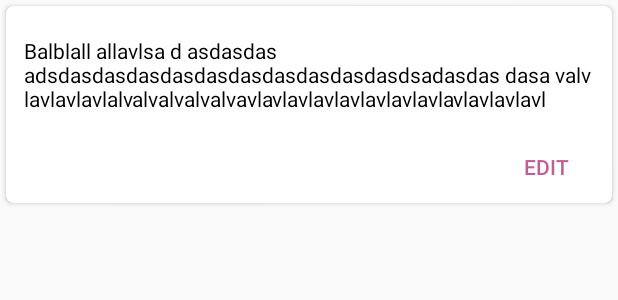
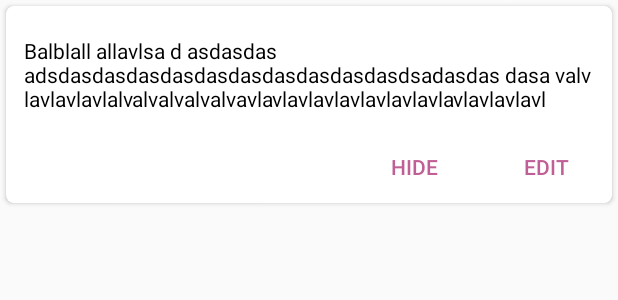
Before and after one commit to doubletapp/izjuminka-android, an Android app: the layout include_news_exchanged.xml on its own in the app's theme, with its tools: preview values and no code run, on a phone screen of 412 x 824 dp. Shown: the top 300 px of the screen. Run offline under Robolectric (Android 15) with nearby library versions, the phone set to English and light mode, and no system bars; network calls fail.

Commit message:
#Pagination

```diff
--- a/Izjuminka/app/build.gradle
+++ b/Izjuminka/app/build.gradle
@@ -56,6 +56,7 @@ dependencies {
     compile 'com.android.support:cardview-v7:26.+'
     compile 'com.github.jrvansuita:PickImage:+'
     compile 'com.google.android.gms:play-services:11.4.2'
+    compile 'com.github.markomilos:paginate:0.5.1'
 
     annotationProcessor 'com.jakewharton:butterknife-compiler:8.8.1'
     annotationProcessor 'com.google.dagger:dagger-compiler:2.11'
--- a/Izjuminka/app/src/main/res/layout/include_news_exchanged.xml
+++ b/Izjuminka/app/src/main/res/layout/include_news_exchanged.xml
@@ -23,9 +23,12 @@
             android:id="@+id/news_exchange_description"
             android:layout_width="wrap_content"
             android:layout_height="wrap_content"
+            android:autoLink="web"
             android:ellipsize="marquee"
+            android:linksClickable="true"
             android:padding="@dimen/spacing_12"
             android:textAlignment="viewStart"
+            android:textColorLink="@color/colorPrimaryLight"
             tools:text="Balblall allavlsa d asdasdas adsdasdasdasdasdasdasdasdasdasdasdsadasdas dasa valv lavlavlavlalvalvalvalvalvavlavlavlavlavlavlavlavlavlavlavlavl"/>
 
         <LinearLayout
@@ -33,6 +36,15 @@
             android:layout_height="wrap_content"
             android:gravity="end"
             android:orientation="horizontal">
+
+            <Button
+                android:id="@+id/news_exchange_hide"
+                style="@style/Base.Widget.AppCompat.Button.Borderless"
+                android:layout_width="wrap_content"
+                android:layout_height="wrap_content"
+                android:text="@string/hide"
+                android:textAllCaps="true"
+                android:textColor="@color/colorPrimaryLight"/>
 
             <Button
                 android:id="@+id/news_exchange_edit"
--- a/Izjuminka/app/src/main/res/values/strings.xml
+++ b/Izjuminka/app/src/main/res/values/strings.xml
@@ -36,4 +36,5 @@
     <string name="pending_expl">Your post will be review soon</string>
     <string name="view_post">VIEW POST</string>
     <string name="add_news">Add news</string>
+    <string name="hide">hide</string>
 </resources>
```
Also changed, not shown: Izjuminka/app/src/main/java/ru/doubletapp/android/izjuminka/presenter/news/NewsPresenter.java (+10 -1 lines), Izjuminka/app/src/main/java/ru/doubletapp/android/izjuminka/view/news/NewsAdapter.java (+9 -1 lines), Izjuminka/app/src/main/java/ru/doubletapp/android/izjuminka/view/news/NewsFragment.java (+25 -24 lines), Izjuminka/app/src/main/res/drawable/backgroud_progress.xml (deleted, +0 -46 lines).
